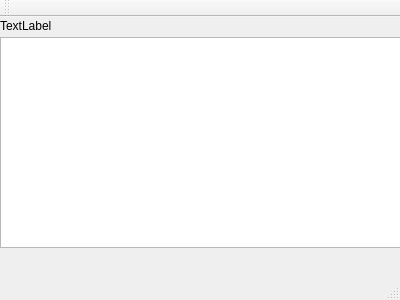
Qt form mainwindow.ui (GraTec/fileManager) before a commit.
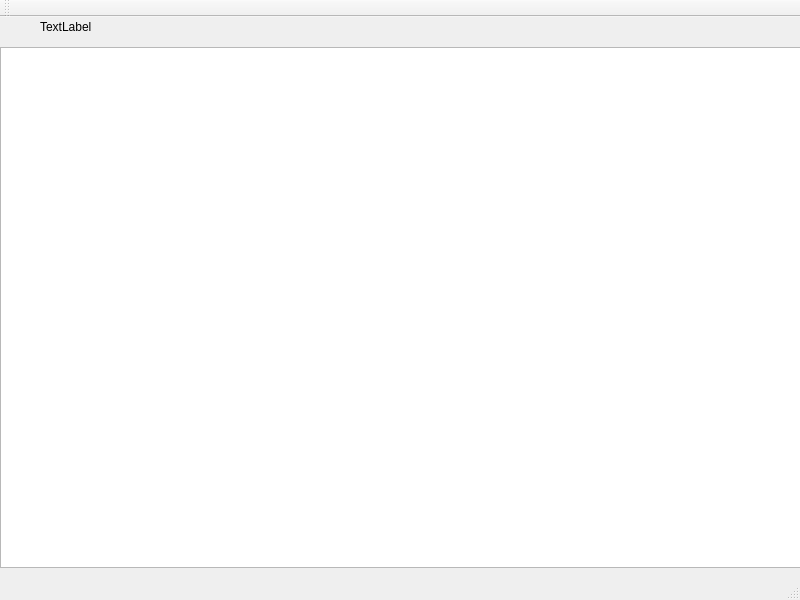
The same form after that commit.

What changed in the file:
```diff
--- a/mainwindow.ui
+++ b/mainwindow.ui
@@ -6,8 +6,8 @@
    <rect>
     <x>0</x>
     <y>0</y>
-    <width>400</width>
-    <height>300</height>
+    <width>800</width>
+    <height>600</height>
    </rect>
   </property>
   <property name="windowTitle">
@@ -18,19 +18,19 @@
     <property name="geometry">
      <rect>
       <x>0</x>
-      <y>20</y>
-      <width>401</width>
-      <height>211</height>
+      <y>30</y>
+      <width>801</width>
+      <height>521</height>
      </rect>
     </property>
    </widget>
    <widget class="QLabel" name="label">
     <property name="geometry">
      <rect>
-      <x>0</x>
+      <x>40</x>
       <y>0</y>
-      <width>401</width>
-      <height>17</height>
+      <width>400</width>
+      <height>20</height>
      </rect>
     </property>
     <property name="text">
```
Left out of the diff: 4 changed lines with no effect on the pictures.
